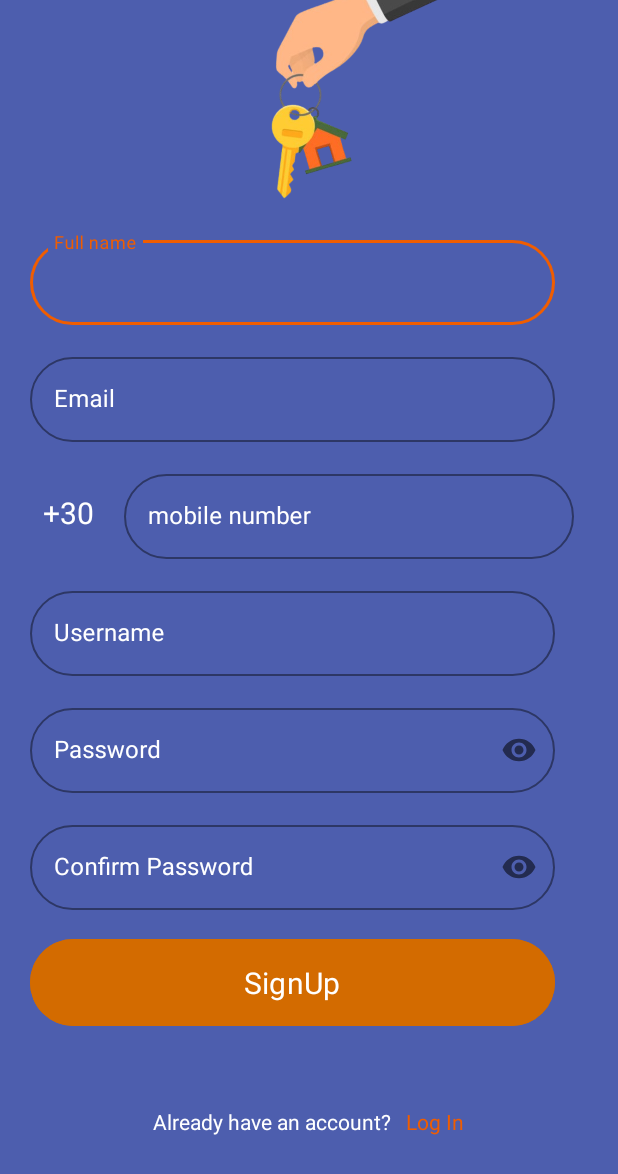
After one commit to ChristosStamoulos/roomie, an Android app: the layout activity_sign_up.xml on its own in the app's theme, with its tools: preview values and no code run, on a phone screen of 412 x 824 dp. The commit adds this screen. Shown: the top 1174 px of the screen. Run offline under Robolectric (Android 15) with nearby library versions, the phone set to English and light mode, and no system bars.

Commit message:
added login and signUp xmls

```diff
--- a/app/src/main/AndroidManifest.xml
+++ b/app/src/main/AndroidManifest.xml
@@ -13,7 +13,11 @@
         android:theme="@style/Theme.Chambre"
         tools:targetApi="31">
         <activity
-            android:name=".frontend.MainActivity"
+            android:name=".frontend.authentication.SignUpActivity"
+            android:exported="false" />
+
+        <activity
+            android:name=".frontend.authentication.LoginActivity"
             android:exported="true">
             <intent-filter>
                 <action android:name="android.intent.action.MAIN" />
--- /dev/null
+++ b/app/src/main/res/layout/activity_sign_up.xml
@@ -0,0 +1,262 @@
+<?xml version="1.0" encoding="utf-8"?>
+<ScrollView xmlns:android="http://schemas.android.com/apk/res/android"
+    xmlns:app="http://schemas.android.com/apk/res-auto"
+    android:layout_width="match_parent"
+    android:layout_height="match_parent"
+    android:fillViewport="true">
+    <LinearLayout
+        android:layout_width="match_parent"
+        android:orientation="vertical"
+
+        android:background="#4d5eae" android:layout_height="match_parent">
+
+        <ImageView
+            android:id="@+id/imageSignUP"
+            android:layout_height="200dp"
+            android:layout_width="200dp"
+            android:layout_gravity="center"
+            android:layout_marginStart="0dp"
+            android:layout_marginTop="-55dp"
+            android:layout_marginEnd="0dp"
+            android:layout_marginBottom="10dp"
+            android:contentDescription="TODO"
+            app:srcCompat="@drawable/istockphoto_904608018_612x612_removebg_preview"  />
+
+
+        <com.google.android.material.textfield.TextInputLayout
+            style="@style/Widget.MaterialComponents.TextInputLayout.OutlinedBox"
+            android:layout_width="350dp"
+            android:layout_marginStart="20dp"
+            android:layout_height="wrap_content"
+            android:hint="@string/full_name"
+            android:textColorHint="@color/white"
+            app:boxBackgroundMode="outline"
+            app:boxStrokeColor="#f05d00"
+            app:cursorColor="#f05d00"
+            app:hintTextColor="#f05d00"
+            app:boxCornerRadiusBottomEnd="30sp"
+            app:boxCornerRadiusBottomStart="30sp"
+            app:boxCornerRadiusTopEnd="30sp"
+            app:boxCornerRadiusTopStart="30sp">
+
+            <com.google.android.material.textfield.TextInputEditText
+                android:id="@+id/SignUpFullName"
+                android:layout_width="match_parent"
+                android:layout_height="wrap_content"
+                android:layout_marginTop="5dp"
+                android:fontFamily="arial"
+                android:inputType="text"
+                android:singleLine="true"
+                android:textColor="@color/white" />
+
+        </com.google.android.material.textfield.TextInputLayout>
+
+        <com.google.android.material.textfield.TextInputLayout
+            style="@style/Widget.MaterialComponents.TextInputLayout.OutlinedBox"
+            android:layout_width="350dp"
+            android:layout_marginStart="20dp"
+            android:layout_height="wrap_content"
+            android:layout_marginTop="16dp"
+            android:hint="@string/prompt_email"
+            android:textColorHint="@color/white"
+            app:boxBackgroundMode="outline"
+            app:boxStrokeColor="#f05d00"
+            app:cursorColor="#f05d00"
+            app:hintTextColor="#f05d00"
+            app:boxCornerRadiusBottomEnd="30sp"
+            app:boxCornerRadiusBottomStart="30sp"
+            app:boxCornerRadiusTopEnd="30sp"
+            app:boxCornerRadiusTopStart="30sp"
+            android:fillViewport="true">
+
+            <com.google.android.material.textfield.TextInputEditText
+                android:id="@+id/SignUpEmail"
+                android:layout_width="match_parent"
+                android:layout_height="wrap_content"
+                android:fontFamily="arial"
+                android:inputType="textEmailAddress"
+                android:singleLine="true"
+                android:textColor="@color/white" />
+
+        </com.google.android.material.textfield.TextInputLayout>
+
+        <LinearLayout
+            android:layout_width="match_parent"
+            android:layout_height="wrap_content"
+            android:layout_marginTop="16dp"
+            android:gravity="center"
+            android:orientation="horizontal">
+
+            <TextView
+                android:layout_width="wrap_content"
+                android:layout_height="wrap_content"
+                android:fontFamily="arial"
+                android:text="@string/phone"
+                android:textColor="@color/white"
+                android:textSize="20sp" />
+
+            <com.google.android.material.textfield.TextInputLayout
+                style="@style/Widget.MaterialComponents.TextInputLayout.OutlinedBox"
+                android:layout_width="300dp"
+                android:layout_marginStart="20dp"
+                android:layout_height="wrap_content"
+                android:hint="@string/mobile_number"
+                android:textColorHint="@color/white"
+                app:boxBackgroundMode="outline"
+                app:boxStrokeColor="#f05d00"
+                app:cursorColor="#f05d00"
+                app:hintTextColor="#f05d00"
+                app:boxCornerRadiusBottomEnd="30sp"
+                app:boxCornerRadiusBottomStart="30sp"
+                app:boxCornerRadiusTopEnd="30sp"
+                app:boxCornerRadiusTopStart="30sp">
+
+                <com.google.android.material.textfield.TextInputEditText
+                    android:id="@+id/edtSignUpMobile"
+                    android:layout_width="match_parent"
+                    android:layout_height="wrap_content"
+                    android:fontFamily="arial"
+                    android:inputType="number"
+                    android:singleLine="true"
+                    android:textColor="@color/white" />
+
+            </com.google.android.material.textfield.TextInputLayout>
+
+        </LinearLayout>
+
+        <com.google.android.material.textfield.TextInputLayout
+            style="@style/Widget.MaterialComponents.TextInputLayout.OutlinedBox"
+            android:layout_width="350dp"
+            android:layout_marginStart="20dp"
+            android:layout_height="wrap_content"
+            android:layout_marginTop="16dp"
+            android:hint="@string/username"
+            android:textColorHint="@color/white"
+            app:boxBackgroundMode="outline"
+            app:boxStrokeColor="#f05d00"
+            app:cursorColor="#f05d00"
+            app:hintTextColor="#f05d00"
+            app:boxCornerRadiusBottomEnd="30sp"
+            app:boxCornerRadiusBottomStart="30sp"
+            app:boxCornerRadiusTopEnd="30sp"
+            app:boxCornerRadiusTopStart="30sp">
+
+            <com.google.android.material.textfield.TextInputEditText
+                android:id="@+id/SignUpUsername"
+                android:layout_width="match_parent"
+                android:layout_height="wrap_content"
+                android:fontFamily="arial"
+                android:inputType="text"
+                android:singleLine="true"
+                android:textColor="@color/white" />
+
+        </com.google.android.material.textfield.TextInputLayout>
+
+        <com.google.android.material.textfield.TextInputLayout
+            style="@style/Widget.MaterialComponents.TextInputLayout.OutlinedBox"
+            android:layout_width="350dp"
+            android:layout_marginStart="20dp"
+            android:layout_height="wrap_content"
+            android:layout_marginTop="16dp"
+            android:hint="@string/prompt_password"
+            app:boxBackgroundMode="outline"
+            app:boxStrokeColor="#f05d00"
+            app:cursorColor="#f05d00"
+            android:textColorHint="@color/white"
+            app:hintTextColor="#f05d00"
+            app:boxCornerRadiusBottomEnd="30sp"
+            app:boxCornerRadiusBottomStart="30sp"
+            app:boxCornerRadiusTopEnd="30sp"
+            app:boxCornerRadiusTopStart="30sp"
+            app:passwordToggleEnabled="true">
+
+            <com.google.android.material.textfield.TextInputEditText
+                android:id="@+id/edtSignUpPassword"
+                android:layout_width="match_parent"
+                android:layout_height="wrap_content"
+                android:fontFamily="arial"
+                android:inputType="textPassword"
+                android:singleLine="true"
+                android:textColor="@color/white" />
+
+        </com.google.android.material.textfield.TextInputLayout>
+
+        <com.google.android.material.textfield.TextInputLayout
+            style="@style/Widget.MaterialComponents.TextInputLayout.OutlinedBox"
+            android:layout_width="350dp"
+            android:layout_marginStart="20dp"
+            android:layout_height="wrap_content"
+            android:layout_marginTop="16dp"
+            android:hint="@string/confirm_password"
+            android:textColorHint="@color/white"
+            app:boxBackgroundMode="outline"
+            app:passwordToggleEnabled="true"
+            app:boxStrokeColor="#f05d00"
+            app:cursorColor="#f05d00"
+            app:hintTextColor="#f05d00"
+            app:boxCornerRadiusBottomEnd="30sp"
+            app:boxCornerRadiusBottomStart="30sp"
+            app:boxCornerRadiusTopEnd="30sp"
+            app:boxCornerRadiusTopStart="30sp">
+
+            <com.google.android.material.textfield.TextInputEditText
+                android:id="@+id/edtSignUpConfirmPassword"
+                android:layout_width="match_parent"
+                android:layout_height="wrap_content"
+                android:fontFamily="arial"
+                android:inputType="textPassword"
+                android:singleLine="true"
+                android:textColor="@color/white" />
+
+        </com.google.android.material.textfield.TextInputLayout>
+
+
+        <com.google.android.material.button.MaterialButton
+            android:id="@+id/btnSignup"
+            android:layout_width="350dp"
+            android:layout_height="wrap_content"
+            android:layout_marginTop="15dp"
+            android:layout_marginStart="20dp"
+            android:backgroundTint="#D36B00"
+            android:fontFamily="arial"
+            android:paddingStart="20dp"
+            android:paddingTop="15dp"
+            android:paddingEnd="20dp"
+            android:paddingBottom="15dp"
+            android:text="@string/signup"
+            android:textColor="@color/white"
+            android:textColorHighlight="@color/white"
+            android:textColorLink="@color/white"
+            android:textSize="20sp"
+            app:cornerRadius="30sp" />
+        <LinearLayout
+            android:layout_width="match_parent"
+            android:layout_height="120dp"
+            android:gravity="center"
+            android:orientation="horizontal">
+
+            <TextView
+                android:id="@+id/metSignUp"
+                android:layout_width="wrap_content"
+                android:layout_height="wrap_content"
+                android:fontFamily="arial"
+                android:text="@string/have_we_met_before"
+                android:textColor="@color/white"
+                android:textSize="14sp" />
+
+            <TextView
+                android:id="@+id/txtSignIn"
+                android:layout_width="wrap_content"
+                android:layout_height="wrap_content"
+                android:layout_marginStart="10dp"
+                android:fontFamily="arial"
+                android:text="@string/log_in"
+                android:textColor="#f05d00"
+                android:textSize="14sp" />
+        </LinearLayout>
+
+
+
+    </LinearLayout>
+
+</ScrollView>
--- a/app/src/main/res/values-night/themes.xml
+++ b/app/src/main/res/values-night/themes.xml
@@ -2,6 +2,6 @@
     <!-- Base application theme. -->
     <style name="Base.Theme.Chambre" parent="Theme.Material3.DayNight.NoActionBar">
         <!-- Customize your dark theme here. -->
-        <!-- <item name="colorPrimary">@color/my_dark_primary</item> -->
+        <item name="android:statusBarColor">#4d5eae</item>
     </style>
 </resources>
--- a/app/src/main/res/values/strings.xml
+++ b/app/src/main/res/values/strings.xml
@@ -1,3 +1,19 @@
 <resources>
     <string name="app_name">Chambre</string>
+    <string name="login">Welcome Back!</string>
+    <string name="username">Username</string>
+    <string name="prompt_password">Password</string>
+    <string name="log_in">Log In</string>
+    <string name="dont_have_acount">Dont have an account?</string>
+    <string name="sign_up">Sign Up</string>
+    <string name="log_in_to_chambre">Log in to Chambre:</string>
+    <string name="signup_for_chambre">SignUp for Chambre:</string>
+    <string name="signup">SignUp</string>
+    <string name="full_name">Full name</string>
+    <string name="prompt_email">Email</string>
+    <string name="phone">+30</string>
+    <string name="mobile_number">mobile number</string>
+    <string name="confirm_password">Confirm Password</string>
+    <string name="have_we_met_before">Already have an account?</string>
+    <string name="ok">OK</string>
 </resources>
```
Also changed, not shown: app/src/main/res/layout/activity_log_in.xml (added, +138 -0 lines), app/src/main/res/drawable/istockphoto_1146701730_612x612.jpg (added), app/src/main/res/drawable/istockphoto_904608018_612x612_removebg_preview.png (added), 1 other file.
